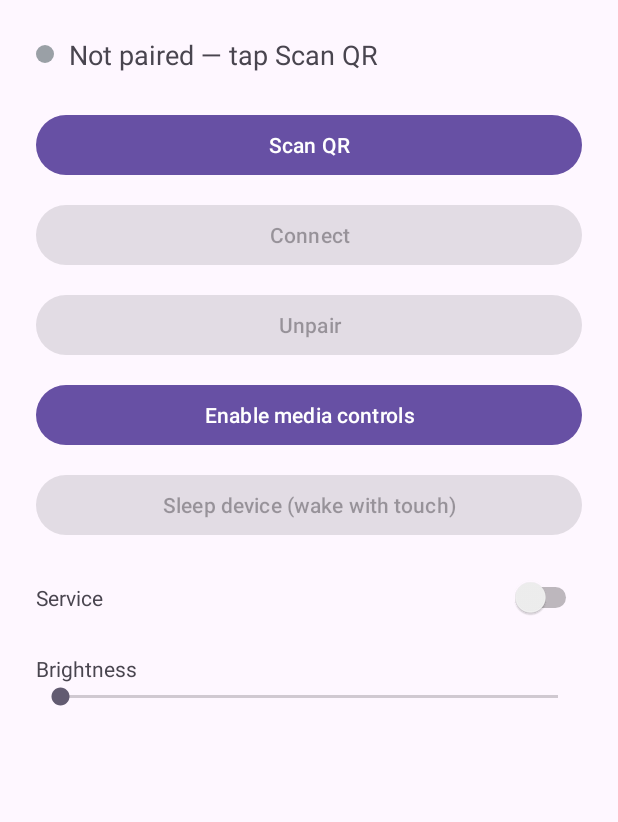
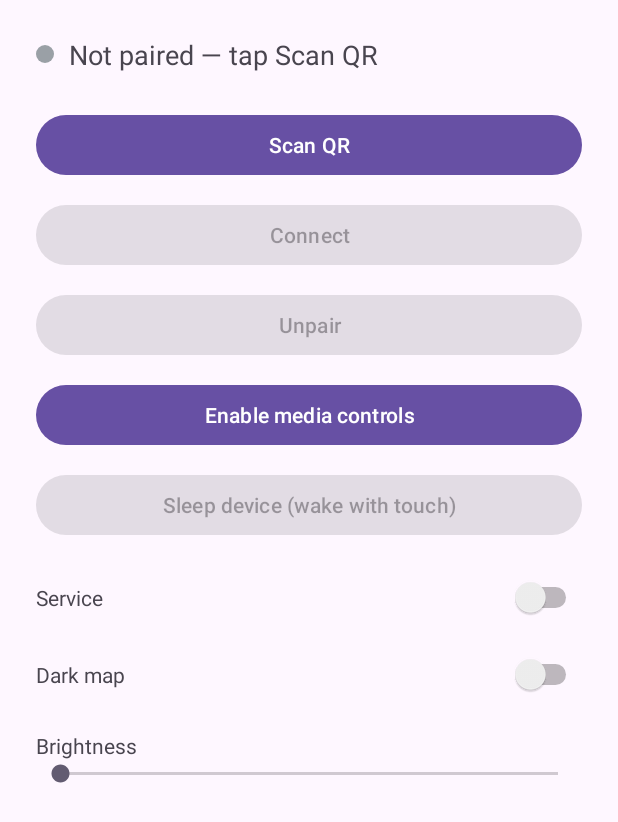
Before and after one commit to arunk140/esp32-nav-companion, an Android app: the screen it shows after launch (MainActivity), on a phone screen of 412 x 824 dp. Shown: the top 822 px of the screen. Run offline under Robolectric (Android 15) with nearby library versions, the light colour scheme and no system bars; 6 statements that could not run were skipped.

Commit message:
Dark map switch: BLE command, NVS persistence, app toggle
- CMD 0x08 set_theme <0|1> on the existing CMD characteristic (no new
  UUIDs, no re-pairing). Stored in NVS and restored at boot, so the board
  comes up in the chosen theme after a deep-sleep wake with no phone help.
- The device reports its actual theme in byte 4 of STATUS, and the app
  follows the device instead of assuming, so the switch can't drift.
- App: 'Dark map' switch beside brightness. Pushes the stored value on
  connect, like brightness.
- NAV_DARK_MAP is now only the first-boot default (default y).
- README: theme section, including why the QR block must stay light.

Verified: toggling logs 'dark map'/'light map' on the device, the switch
reflects the device state, and the choice survives a reset.

```diff
--- a/app/app/src/main/java/com/navesp32/companion/MainActivity.kt
+++ b/app/app/src/main/java/com/navesp32/companion/MainActivity.kt
@@ -28,6 +28,10 @@ class MainActivity : AppCompatActivity() {
     private lateinit var b: ActivityMainBinding
     private val handler = Handler(Looper.getMainLooper())
     private var brightJob: Runnable? = null
+
+    // Set while refresh() writes the switch, so its listener does not fire a
+    // command straight back at the device.
+    private var updating = false
 
     private val stateRx = object : BroadcastReceiver() {
         override fun onReceive(ctx: Context?, intent: Intent?) = refresh()
@@ -72,6 +76,13 @@ class MainActivity : AppCompatActivity() {
                 }
                 .setNegativeButton("Cancel", null)
                 .show()
+        }
+        b.darkMapToggle.setOnCheckedChangeListener { _, on ->
+            if (updating) return@setOnCheckedChangeListener
+            Prefs.setDarkMap(this, on)
+            startService(Intent(this, NavService::class.java)
+                .setAction(NavService.ACTION_THEME)
+                .putExtra(NavService.EXTRA_DARK_MAP, on))
         }
         b.btnSleep.setOnClickListener {
             if (Prefs.loadBond(this) == null) {
@@ -133,6 +144,9 @@ class MainActivity : AppCompatActivity() {
     private fun refresh() {
         val bond = Prefs.loadBond(this)
         val st = NavService.linkState
+        updating = true
+        b.darkMapToggle.isChecked = Prefs.darkMap(this)
+        updating = false
         b.status.text = if (bond == null) {
             "Not paired — tap Scan QR"
         } else {
--- a/app/app/src/main/java/com/navesp32/companion/Prefs.kt
+++ b/app/app/src/main/java/com/navesp32/companion/Prefs.kt
@@ -42,6 +42,12 @@ object Prefs {
         prefs(ctx).edit().putBoolean("service_on", on).apply()
     }
 
+    fun darkMap(ctx: Context): Boolean = prefs(ctx).getBoolean("darkmap", true)
+
+    fun setDarkMap(ctx: Context, dark: Boolean) {
+        prefs(ctx).edit().putBoolean("darkmap", dark).apply()
+    }
+
     fun brightness(ctx: Context): Int = prefs(ctx).getInt("brightness", 80)
 
     fun setBrightness(ctx: Context, v: Int) {
--- a/app/app/src/main/res/layout/activity_main.xml
+++ b/app/app/src/main/res/layout/activity_main.xml
@@ -81,6 +81,25 @@
             android:layout_height="wrap_content" />
     </LinearLayout>
 
+    <LinearLayout
+        android:orientation="horizontal"
+        android:gravity="center_vertical"
+        android:layout_marginTop="24dp"
+        android:layout_width="match_parent"
+        android:layout_height="wrap_content">
+
+        <TextView
+            android:text="Dark map"
+            android:layout_width="0dp"
+            android:layout_weight="1"
+            android:layout_height="wrap_content" />
+
+        <Switch
+            android:id="@+id/darkMapToggle"
+            android:layout_width="wrap_content"
+            android:layout_height="wrap_content" />
+    </LinearLayout>
+
     <TextView
         android:text="Brightness"
         android:layout_marginTop="24dp"
```
Also changed, not shown: app/app/src/main/java/com/navesp32/companion/BleManager.kt (+8 -2 lines), app/app/src/main/java/com/navesp32/companion/NavService.kt (+18 -2 lines), 8 other files.
